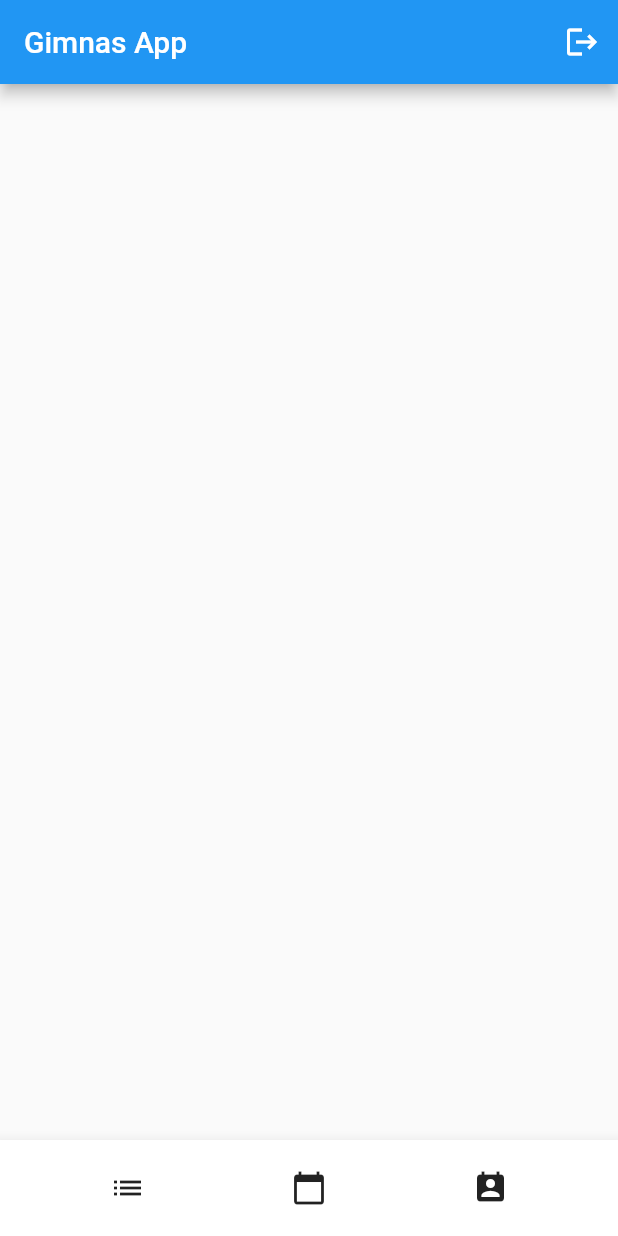
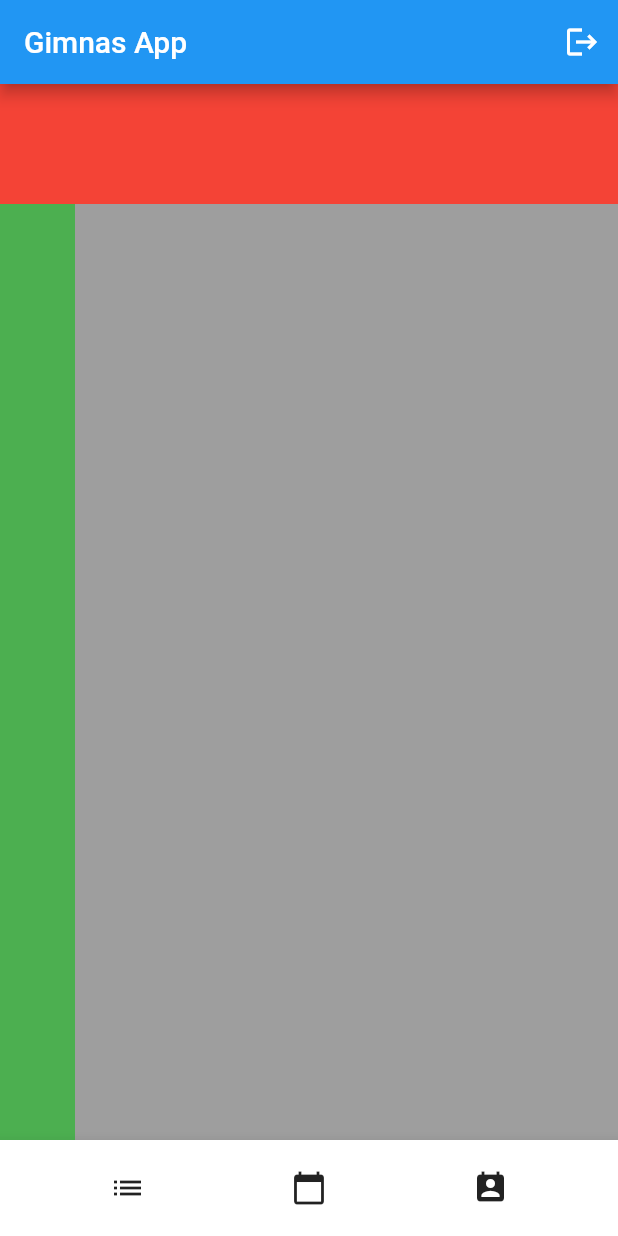
Before and after one commit to andreaMacian/projecte_pdm, a Flutter app: the screen it shows once a user with an empty profile is signed in, on a phone screen of 412 x 824 dp. Run offline on Flutter 3.47's test engine with Material 2 defaults, Android fonts, the phone set to English and light mode, and no system bars; our stand-ins replace cloud_firestore, firebase_auth, firebase_core; accounts and stored records are empty.

Commit message:
Creació dels containers del widget globalCalendarScreen

```diff
--- a/lib/screens/globalCalendarScreen.dart
+++ b/lib/screens/globalCalendarScreen.dart
@@ -4,7 +4,7 @@ import 'package:flutter/material.dart';
 class GlobalCalendarScreen extends StatelessWidget {
   const GlobalCalendarScreen({
     Key key,
-    @required this.docs,
+    this.docs,
   }) : super(key: key);
 
   final List<QueryDocumentSnapshot> docs;
@@ -22,7 +22,54 @@ class GlobalCalendarScreen extends StatelessWidget {
             );
           }
           final docs = snapshot.data.docs;
-    return ListView.builder(
+          return Column(
+            mainAxisAlignment: MainAxisAlignment.start,
+            children: [
+              Container(
+                //mes+setmana+botons canvi de setmana
+                height: 80,
+                color: Colors.red,
+              ),
+              Expanded(
+                child: Row(
+                  mainAxisAlignment: MainAxisAlignment.start,
+                  children: [
+                    Container(
+                      //CONTAINER CON LAS HORAS
+                      width: 50,
+                      color: Colors.green,
+                    ),
+                    Expanded(
+                      child: ListView(
+                        scrollDirection: Axis.horizontal,
+                        children: [
+                          for (int i = 0; i < 6; i++) DiaCalendari(docs: docs)
+                        ],
+                      ),
+                    ),
+                  ],
+                ),
+              ),
+            ],
+          );
+        });
+  }
+}
+
+class DiaCalendari extends StatelessWidget {
+  const DiaCalendari({
+    Key key,
+    @required this.docs,
+  }) : super(key: key);
+
+  final List<QueryDocumentSnapshot> docs;
+
+  @override
+  Widget build(BuildContext context) {
+    return Container(
+      width: 140,
+      color: Colors.grey,
+      child: ListView.builder(
         itemCount: docs.length,
         itemBuilder: (context, index) {
           final item = docs[index];
@@ -32,6 +79,7 @@ class GlobalCalendarScreen extends StatelessWidget {
             ),
           );
         },
+      ),
     );
-  });
-}}
+  }
+}
--- a/lib/screens/personalCalendarScreen.dart
+++ b/lib/screens/personalCalendarScreen.dart
@@ -7,7 +7,7 @@ final user = FirebaseFirestore.instance.collection('Usuaris');
 class PersonalCalendarScreen extends StatelessWidget {
   const PersonalCalendarScreen({
     Key key,
-    @required this.docs,
+    this.docs,
   }) : super(key: key);
 
   final List<QueryDocumentSnapshot> docs;
```
Lines whose indentation alone changed are shown as unchanged.
